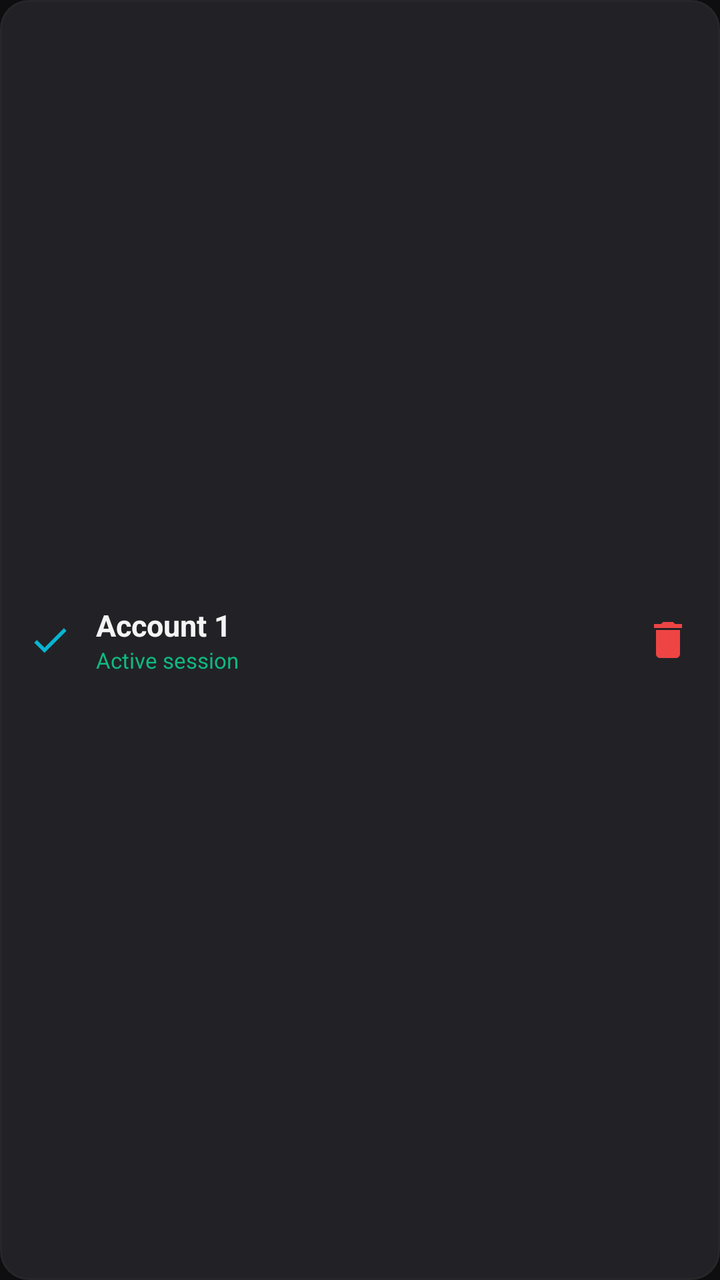
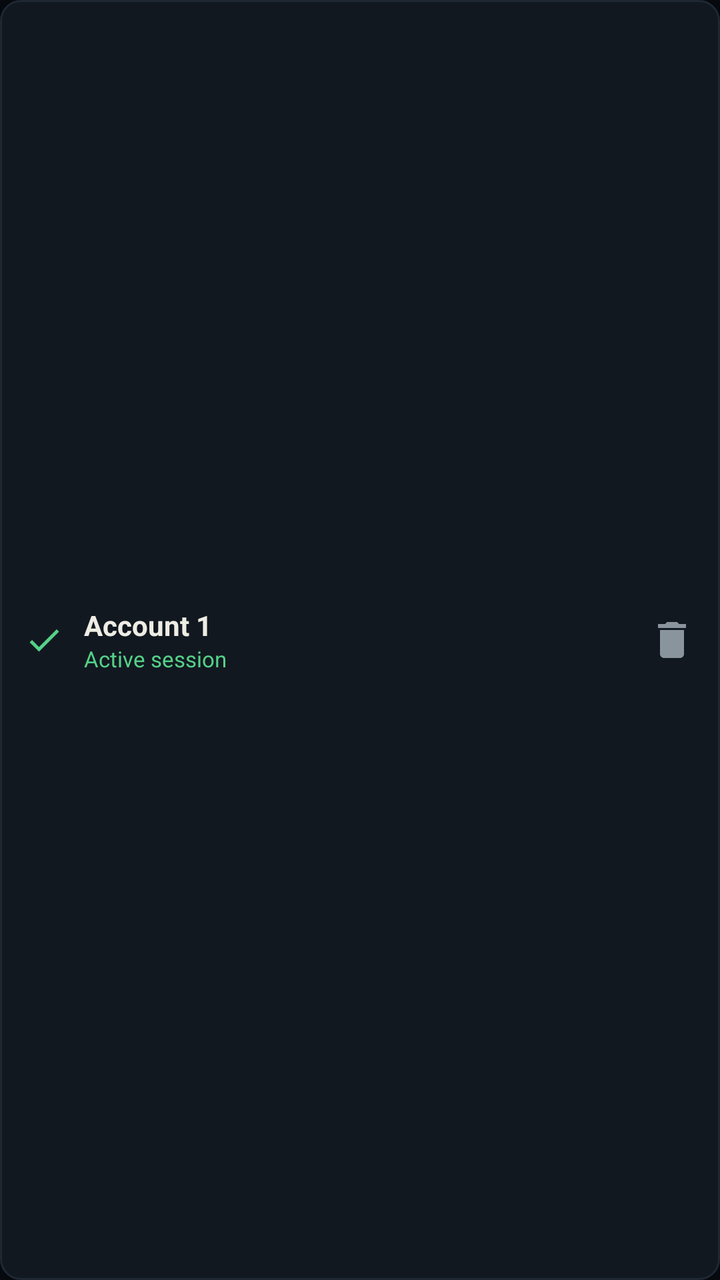

Before-and-after screenshots of an Android layout around one commit, followed by the original layout XML and the change that was made.
<!-- AndroidManifest.xml: application theme Theme.VeniceLauncher -->
<!-- res/layout/item_account.xml -->
<?xml version="1.0" encoding="utf-8"?>
<LinearLayout xmlns:android="http://schemas.android.com/apk/res/android"
    xmlns:app="http://schemas.android.com/apk/res-auto"
    android:id="@+id/account_item_root"
    android:layout_width="match_parent"
    android:layout_height="wrap_content"
    android:layout_marginBottom="8dp"
    android:background="@drawable/bg_card"
    android:gravity="center_vertical"
    android:orientation="horizontal"
    android:paddingStart="14dp"
    android:paddingTop="12dp"
    android:paddingEnd="8dp"
    android:paddingBottom="12dp">

    
    <ImageView
        android:id="@+id/iv_account_active"
        android:layout_width="22dp"
        android:layout_height="22dp"
        android:contentDescription="Active"
        android:src="@drawable/ic_check"
        android:visibility="visible"
        app:tint="@color/venice_accent" />

    
    <LinearLayout
        android:layout_width="0dp"
        android:layout_height="wrap_content"
        android:layout_marginStart="12dp"
        android:layout_weight="1"
        android:orientation="vertical">

        <TextView
            android:id="@+id/tv_account_name"
            android:layout_width="wrap_content"
            android:layout_height="wrap_content"
            android:ellipsize="end"
            android:maxLines="1"
            android:text="Account 1"
            android:textColor="@color/text_primary"
            android:textSize="15sp"
            android:textStyle="bold" />

        <TextView
            android:id="@+id/tv_account_status"
            android:layout_width="wrap_content"
            android:layout_height="wrap_content"
            android:text="Active session"
            android:textColor="@color/status_active"
            android:textSize="11sp" />
    </LinearLayout>

    
    <ImageButton
        android:id="@+id/btn_delete_account"
        android:layout_width="36dp"
        android:layout_height="36dp"
        android:background="?attr/selectableItemBackgroundBorderless"
        android:contentDescription="@string/btn_delete"
        android:padding="6dp"
        android:src="@drawable/ic_delete"
        app:tint="@color/danger" />

</LinearLayout>
<!-- resources referenced by this layout -->
<resources>
  <color name="danger">#EF4444</color>
  <color name="status_active">#10B981</color>
  <color name="text_primary">#F4F4F5</color>
  <color name="venice_accent">#06B6D4</color>
  <!-- drawable bg_card (drawable) -->
  <?xml version="1.0" encoding="utf-8"?>
  <shape xmlns:android="http://schemas.android.com/apk/res/android"
      android:shape="rectangle">
      <corners android:radius="14dp" />
      <solid android:color="@color/surface_dark_card" />
      <stroke
          android:width="1dp"
          android:color="@color/divider" />
  </shape>
  <!-- drawable ic_check (drawable) -->
  <vector xmlns:android="http://schemas.android.com/apk/res/android"
      android:width="24dp"
      android:height="24dp"
      android:viewportWidth="24"
      android:viewportHeight="24">
      <path
          android:fillColor="#10B981"
          android:pathData="M9,16.17L4.83,12l-1.42,1.41L9,19 21,7l-1.41,-1.41z"/>
  </vector>
  <string name="btn_delete">Delete</string>
  <style name="Theme.VeniceLauncher" parent="Theme.MaterialComponents.DayNight.NoActionBar">
          
          <item name="colorPrimary">@color/venice_accent</item>
          <item name="colorPrimaryVariant">@color/venice_accent_variant</item>
          <item name="colorOnPrimary">@color/black</item>
          
          
          <item name="colorSecondary">@color/venice_purple</item>
          <item name="colorSecondaryVariant">@color/venice_purple</item>
          <item name="colorOnSecondary">@color/white</item>
          
          
          <item name="android:windowBackground">@color/background_dark</item>
          <item name="android:colorBackground">@color/background_dark</item>
          <item name="colorSurface">@color/surface_dark</item>
          <item name="colorOnSurface">@color/text_primary</item>
          
          
          <item name="android:statusBarColor">@color/background_dark</item>
          <item name="android:windowLightStatusBar">false</item>
          <item name="android:navigationBarColor">#0D1117</item>
  
          
          <item name="materialAlertDialogTheme">@style/VeniceDialogTheme</item>
          <item name="bottomSheetDialogTheme">@style/VeniceBottomSheetDialogTheme</item>
      </style>
  <color name="surface_dark_card">#222226</color>
  <color name="divider">#27272A</color>
  <color name="venice_accent_variant">#0891B2</color>
  <color name="black">#000000</color>
  <color name="venice_purple">#8B5CF6</color>
  <color name="white">#FFFFFF</color>
  <color name="background_dark">#0E0E10</color>
  <color name="surface_dark">#18181B</color>
  <style name="VeniceDialogTheme" parent="ThemeOverlay.MaterialComponents.MaterialAlertDialog">
          <item name="colorSurface">@color/surface_dark_card</item>
          <item name="colorOnSurface">@color/text_primary</item>
          <item name="buttonBarPositiveButtonStyle">@style/VeniceDialogButton</item>
          <item name="buttonBarNegativeButtonStyle">@style/VeniceDialogButtonNegative</item>
      </style>
  <style name="VeniceBottomSheetDialogTheme" parent="Theme.Design.Light.BottomSheetDialog">
          <item name="bottomSheetStyle">@style/VeniceBottomSheetStyle</item>
          <item name="android:windowIsFloating">false</item>
          <item name="android:navigationBarColor">#0D1117</item>
      </style>
  <style name="VeniceDialogButton" parent="Widget.MaterialComponents.Button.TextButton">
          <item name="android:textColor">@color/venice_accent</item>
      </style>
  <style name="VeniceDialogButtonNegative" parent="Widget.MaterialComponents.Button.TextButton">
          <item name="android:textColor">@color/text_secondary</item>
      </style>
  <style name="VeniceBottomSheetStyle" parent="Widget.Design.BottomSheet.Modal">
          <item name="android:background">@android:color/transparent</item>
      </style>
  <color name="text_secondary">#A1A1AA</color>
  <!-- unchanged entries left out for length: 1 -->
</resources>

<!-- the commit's change to res/layout/item_account.xml (unified diff, before → after) -->
@@ -5,29 +5,29 @@
     android:layout_width="match_parent"
     android:layout_height="wrap_content"
     android:layout_marginBottom="8dp"
-    android:background="@drawable/bg_card"
+    android:background="@drawable/bg_inset_card"
     android:gravity="center_vertical"
     android:orientation="horizontal"
-    android:paddingStart="14dp"
-    android:paddingTop="12dp"
+    android:paddingStart="12dp"
+    android:paddingTop="10dp"
     android:paddingEnd="8dp"
-    android:paddingBottom="12dp">
+    android:paddingBottom="10dp">
 
     
     <ImageView
         android:id="@+id/iv_account_active"
-        android:layout_width="22dp"
-        android:layout_height="22dp"
+        android:layout_width="20dp"
+        android:layout_height="20dp"
         android:contentDescription="Active"
         android:src="@drawable/ic_check"
         android:visibility="visible"
-        app:tint="@color/venice_accent" />
+        app:tint="@color/venice_signal" />
 
     
     <LinearLayout
         android:layout_width="0dp"
         android:layout_height="wrap_content"
-        android:layout_marginStart="12dp"
+        android:layout_marginStart="10dp"
         android:layout_weight="1"
         android:orientation="vertical">
 
@@ -38,8 +38,8 @@
             android:ellipsize="end"
             android:maxLines="1"
             android:text="Account 1"
-            android:textColor="@color/text_primary"
-            android:textSize="15sp"
+            android:textColor="@color/venice_stucco_light"
+            android:textSize="14sp"
             android:textStyle="bold" />
 
         <TextView
@@ -47,19 +47,19 @@
             android:layout_width="wrap_content"
             android:layout_height="wrap_content"
             android:text="Active session"
-            android:textColor="@color/status_active"
+            android:textColor="@color/venice_signal"
             android:textSize="11sp" />
     </LinearLayout>
 
     
     <ImageButton
         android:id="@+id/btn_delete_account"
-        android:layout_width="36dp"
-        android:layout_height="36dp"
+        android:layout_width="32dp"
+        android:layout_height="32dp"
         android:background="?attr/selectableItemBackgroundBorderless"
-        android:contentDescription="@string/btn_delete"
+        android:contentDescription="@string/delete_account"
         android:padding="6dp"
         android:src="@drawable/ic_delete"
-        app:tint="@color/danger" />
+        app:tint="@color/venice_muted" />
 
 </LinearLayout>
<!-- resource entries referenced after the edit -->
@@ -1,18 +1,17 @@
 <!-- resources referenced by this layout -->
 <resources>
-  <color name="danger">#EF4444</color>
-  <color name="status_active">#10B981</color>
-  <color name="text_primary">#F4F4F5</color>
-  <color name="venice_accent">#06B6D4</color>
-  <!-- drawable bg_card (drawable) -->
+  <color name="venice_muted">#8A949C</color>
+  <color name="venice_signal">#55D188</color>
+  <color name="venice_stucco_light">#EEEDE4</color>
+  <!-- drawable bg_inset_card (drawable) -->
   <?xml version="1.0" encoding="utf-8"?>
   <shape xmlns:android="http://schemas.android.com/apk/res/android"
       android:shape="rectangle">
-      <corners android:radius="14dp" />
-      <solid android:color="@color/surface_dark_card" />
+      <solid android:color="@color/venice_surface_card" />
       <stroke
           android:width="1dp"
-          android:color="@color/divider" />
+          android:color="@color/venice_surface_border" />
+      <corners android:radius="10dp" />
   </shape>
   <!-- drawable ic_check (drawable) -->
   <vector xmlns:android="http://schemas.android.com/apk/res/android"
@@ -24,62 +23,61 @@
           android:fillColor="#10B981"
           android:pathData="M9,16.17L4.83,12l-1.42,1.41L9,19 21,7l-1.41,-1.41z"/>
   </vector>
-  <string name="btn_delete">Delete</string>
+  <string name="delete_account">Delete Account</string>
   <style name="Theme.VeniceLauncher" parent="Theme.MaterialComponents.DayNight.NoActionBar">
           
-          <item name="colorPrimary">@color/venice_accent</item>
-          <item name="colorPrimaryVariant">@color/venice_accent_variant</item>
-          <item name="colorOnPrimary">@color/black</item>
+          <item name="colorPrimary">@color/venice_accent_blue</item>
+          <item name="colorPrimaryVariant">@color/venice_accent_light</item>
+          <item name="colorOnPrimary">@color/venice_stucco_light</item>
           
           
-          <item name="colorSecondary">@color/venice_purple</item>
-          <item name="colorSecondaryVariant">@color/venice_purple</item>
-          <item name="colorOnSecondary">@color/white</item>
+          <item name="colorSecondary">@color/venice_stucco_mid</item>
+          <item name="colorSecondaryVariant">@color/venice_stucco_mid</item>
+          <item name="colorOnSecondary">@color/venice_deep_sea</item>
           
           
-          <item name="android:windowBackground">@color/background_dark</item>
-          <item name="android:colorBackground">@color/background_dark</item>
-          <item name="colorSurface">@color/surface_dark</item>
-          <item name="colorOnSurface">@color/text_primary</item>
+          <item name="android:windowBackground">@color/venice_deep_sea</item>
+          <item name="android:colorBackground">@color/venice_deep_sea</item>
+          <item name="colorSurface">@color/venice_midnight_blue</item>
+          <item name="colorOnSurface">@color/venice_stucco_light</item>
           
           
-          <item name="android:statusBarColor">@color/background_dark</item>
+          <item name="android:statusBarColor">@color/venice_deep_sea</item>
           <item name="android:windowLightStatusBar">false</item>
-          <item name="android:navigationBarColor">#0D1117</item>
+          <item name="android:navigationBarColor">@color/venice_deep_sea</item>
   
           
           <item name="materialAlertDialogTheme">@style/VeniceDialogTheme</item>
           <item name="bottomSheetDialogTheme">@style/VeniceBottomSheetDialogTheme</item>
       </style>
-  <color name="surface_dark_card">#222226</color>
-  <color name="divider">#27272A</color>
-  <color name="venice_accent_variant">#0891B2</color>
-  <color name="black">#000000</color>
-  <color name="venice_purple">#8B5CF6</color>
-  <color name="white">#FFFFFF</color>
-  <color name="background_dark">#0E0E10</color>
-  <color name="surface_dark">#18181B</color>
+  <color name="venice_surface_card">#121820</color>
+  <color name="venice_surface_border">#1E2833</color>
+  <color name="venice_accent_blue">#125DA3</color>
+  <color name="venice_accent_light">#4898E6</color>
+  <color name="venice_stucco_mid">#BEA989</color>
+  <color name="venice_deep_sea">#06090D</color>
+  <color name="venice_midnight_blue">#0E1217</color>
   <style name="VeniceDialogTheme" parent="ThemeOverlay.MaterialComponents.MaterialAlertDialog">
-          <item name="colorSurface">@color/surface_dark_card</item>
-          <item name="colorOnSurface">@color/text_primary</item>
+          <item name="colorSurface">@color/venice_surface_dark</item>
+          <item name="colorOnSurface">@color/venice_stucco_light</item>
           <item name="buttonBarPositiveButtonStyle">@style/VeniceDialogButton</item>
           <item name="buttonBarNegativeButtonStyle">@style/VeniceDialogButtonNegative</item>
       </style>
   <style name="VeniceBottomSheetDialogTheme" parent="Theme.Design.Light.BottomSheetDialog">
           <item name="bottomSheetStyle">@style/VeniceBottomSheetStyle</item>
           <item name="android:windowIsFloating">false</item>
-          <item name="android:navigationBarColor">#0D1117</item>
+          <item name="android:navigationBarColor">@color/venice_deep_sea</item>
       </style>
+  <color name="venice_surface_dark">#0E1822</color>
   <style name="VeniceDialogButton" parent="Widget.MaterialComponents.Button.TextButton">
-          <item name="android:textColor">@color/venice_accent</item>
+          <item name="android:textColor">@color/venice_accent_light</item>
       </style>
   <style name="VeniceDialogButtonNegative" parent="Widget.MaterialComponents.Button.TextButton">
-          <item name="android:textColor">@color/text_secondary</item>
+          <item name="android:textColor">@color/venice_muted</item>
       </style>
   <style name="VeniceBottomSheetStyle" parent="Widget.Design.BottomSheet.Modal">
           <item name="android:background">@android:color/transparent</item>
       </style>
-  <color name="text_secondary">#A1A1AA</color>
   <!-- unchanged entries left out for length: 1 -->
 </resources>
 
